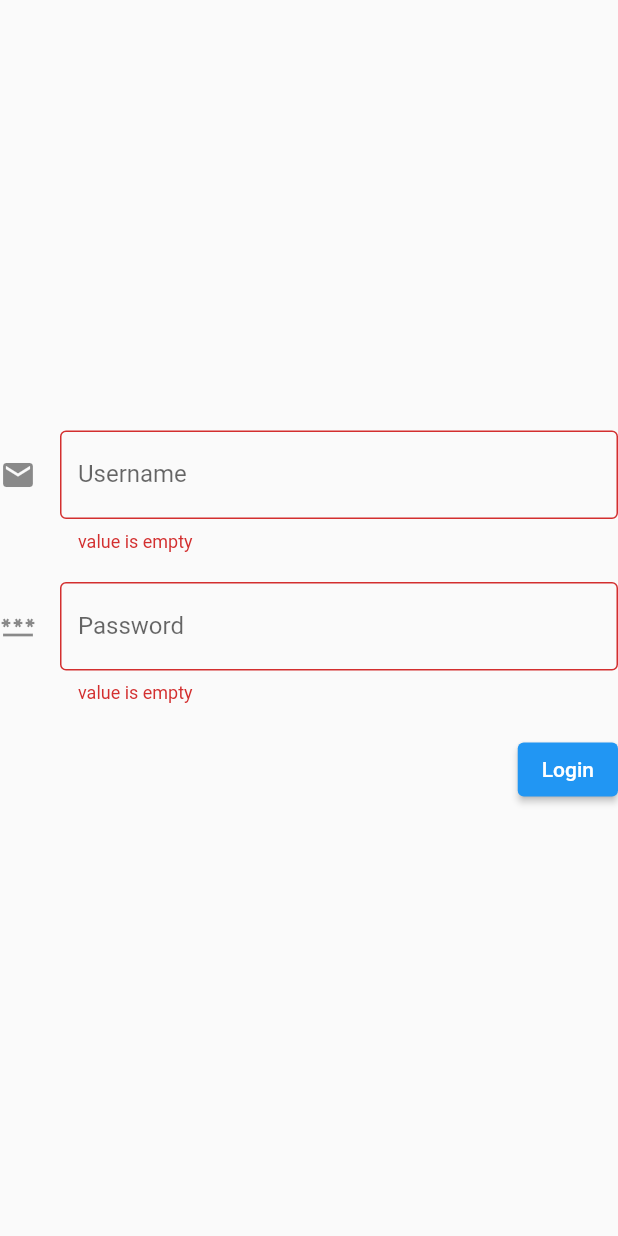
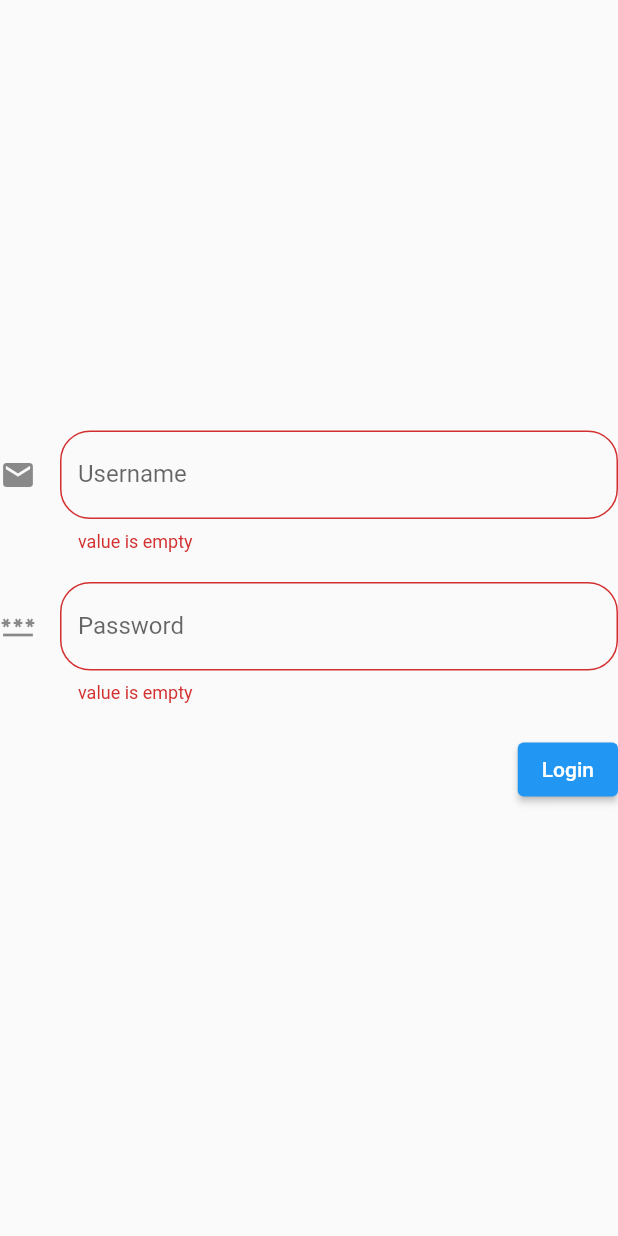
Before and after one commit to bahiznalakath/FacebookClone-APK, a Flutter app: the screen it shows after launch, after a tap on "Login", on a phone screen of 412 x 824 dp. Run offline on Flutter 3.47's test engine with Material 2 defaults, Android fonts, the phone set to English and light mode, and no system bars; our stand-ins replace firebase_core, shared_preferences; accounts and stored records are empty.

Commit message:
Updated files

```diff
--- a/lib/login_page.dart
+++ b/lib/login_page.dart
@@ -35,8 +35,10 @@ class _LoginPageState extends State<LoginPage> {
                   }
                 },
                 controller: widget._usernameController,
-                decoration: const InputDecoration(
-                  border: OutlineInputBorder(),
+                decoration: InputDecoration(
+                  border: OutlineInputBorder(
+                    borderRadius: BorderRadius.circular(20.0), // Set the border radius
+                  ),
                   hintText: 'Username',
                   labelText: 'Username', // Changed from 'label' to 'labelText'
                   icon: Icon(Icons.mail),
@@ -58,8 +60,10 @@ class _LoginPageState extends State<LoginPage> {
                 },
                 controller: widget._passwordController,
                 obscureText: true,
-                decoration: const InputDecoration(
-                  border: OutlineInputBorder(),
+                decoration: InputDecoration(
+                  border: OutlineInputBorder(
+                    borderRadius: BorderRadius.circular(20.0), // Set the border radius
+                  ),
                   labelText: 'Password', // Changed from 'label' to 'labelText'
                   hintText: 'Password',
                   icon: Icon(Icons.password),
```
Also changed, not shown: Images/my_image.jpg (deleted).
